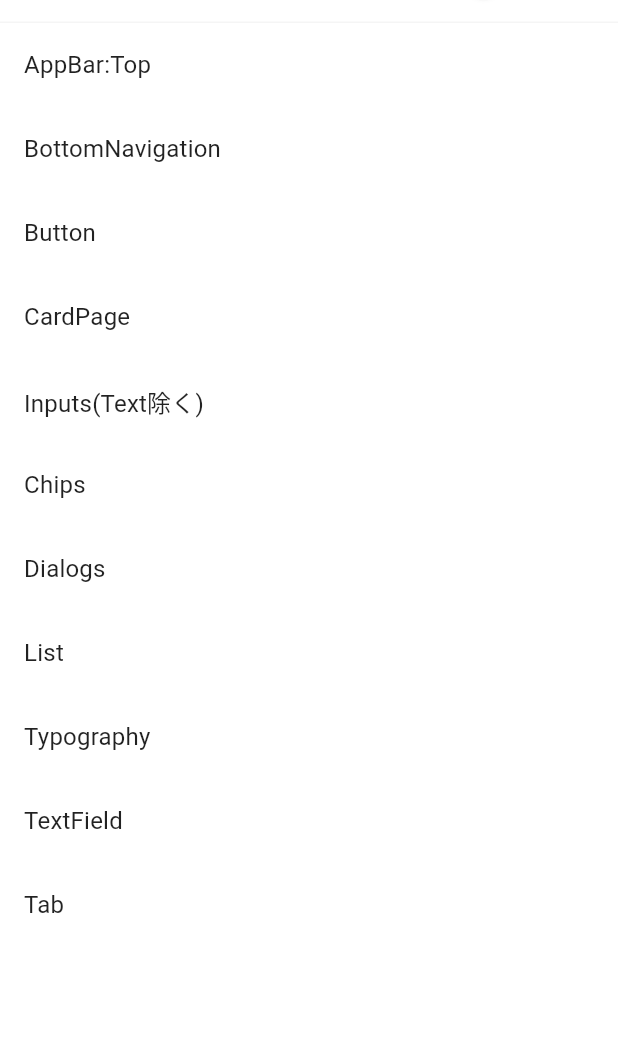
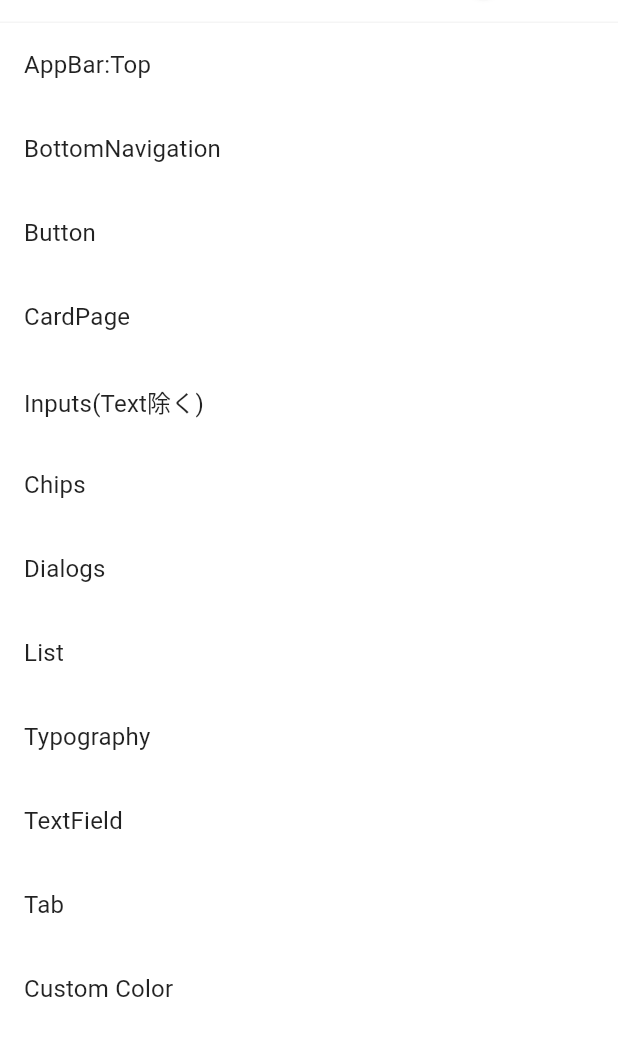
Before and after one commit to organic-nailer/flutter_fast_ui_white, a Flutter app: the screen it shows after launch, on a phone screen of 412 x 824 dp, the part 61-1117 px from its top. Run offline on Flutter 3.47's test engine with Material 2 defaults, Android fonts, the light colour scheme and no system bars.

Commit message:
add custom color

```diff
--- a/example/lib/main.dart
+++ b/example/lib/main.dart
@@ -5,11 +5,13 @@ import 'package:example/pages/bottom_navigation_page.dart';
 import 'package:example/pages/button_page.dart';
 import 'package:example/pages/card_page.dart';
 import 'package:example/pages/chips_page.dart';
+import 'package:example/pages/custom_color_page.dart';
 import 'package:example/pages/inputs_except_text_page.dart';
 import 'package:example/pages/list_page.dart';
 import 'package:example/pages/tab_page.dart';
 import 'package:example/pages/text_field_page.dart';
 import 'package:example/pages/typography_page.dart';
+import 'package:example/theme/my_custom_colors.dart';
 import 'package:flutter/foundation.dart';
 import 'package:flutter/material.dart';
 import 'package:flutter_fast_ui_white/flutter_fast_ui_white.dart';
@@ -25,9 +27,11 @@ class MyApp extends StatelessWidget {
 
   @override
   Widget build(BuildContext context) {
+    final accent = Colors.green;
     return FastThemeScope(
-        accentColor: Colors.green,
+        accentColor: accent,
         themeMode: ThemeMode.system,
+        customColors: MyCustomColors(accent),
         builder: (context, lightTheme, darkTheme, mode) {
           return MaterialApp(
             title: 'Fast White Theme',
@@ -79,7 +83,8 @@ class SampleListPage extends StatelessWidget {
     SampleData("List", (_) => const ListPage()),
     SampleData("Typography", (_) => const TypographyPage()),
     SampleData("TextField", (_) => const TextFieldPage()),
-    SampleData("Tab", (_) => const TabPage())
+    SampleData("Tab", (_) => const TabPage()),
+    SampleData("Custom Color", (_) => const CustomColorPage())
   ];
 }
 
--- /dev/null
+++ b/example/lib/theme/my_custom_colors.dart
@@ -0,0 +1,16 @@
+import 'package:flutter/material.dart';
+import 'package:flutter_fast_ui_white/flutter_fast_ui_white.dart';
+
+class MyCustomColors extends CustomColors<MyColors> {
+  // ignore: unused_field
+  final MaterialColor _accent;
+  MyCustomColors(this._accent)
+      : super({
+          MyColors.paleBackground: SwitchableColor(
+              light: _accent.shade200, dark: _accent.shade800.withAlpha(50)),
+          MyColors.paleNonColoredBackground:
+              SwitchableColor(light: Color(0xFFEBEBEB), dark: Color(0xFF1F1F1F))
+        });
+}
+
+enum MyColors { paleNonColoredBackground, paleBackground }
--- a/lib/flutter_fast_ui_white.dart
+++ b/lib/flutter_fast_ui_white.dart
@@ -2,5 +2,6 @@ library flutter_fast_ui_white;
 
 export 'src/fast_theme_scope.dart';
 export 'src/fast_theme.dart';
+export 'src/custom_colors.dart';
 export 'src/widgets/fast_app_bar.dart';
 export 'src/widgets/fast_text_field.dart';
--- /dev/null
+++ b/lib/src/custom_colors.dart
@@ -0,0 +1,32 @@
+import 'package:flutter/material.dart';
+
+abstract class CustomColors<T extends Enum> {
+  final Map<T, SwitchableColor> _colors;
+  const CustomColors(this._colors);
+
+  Color getColor(T target, SwitchableTheme theme) {
+    final color = _colors[target];
+    assert(color != null);
+    switch (theme) {
+      case SwitchableTheme.light:
+        return color!.light;
+      case SwitchableTheme.dark:
+        return color!.dark;
+    }
+  }
+}
+
+// ignore: unused_field
+enum EmptyColorTargets { _ }
+
+class EmptyCustomColors extends CustomColors<EmptyColorTargets> {
+  const EmptyCustomColors() : super(const {});
+}
+
+enum SwitchableTheme { light, dark }
+
+class SwitchableColor {
+  final Color light;
+  final Color dark;
+  const SwitchableColor({required this.light, required this.dark});
+}
--- a/lib/src/fast_theme.dart
+++ b/lib/src/fast_theme.dart
@@ -1,5 +1,6 @@
 import 'package:flutter/foundation.dart';
 import 'package:flutter/material.dart';
+import 'package:flutter_fast_ui_white/src/custom_colors.dart';
 
 typedef MaterialBuilder = Widget Function(
     BuildContext context, ThemeData theme, ThemeData darkTheme, ThemeMode mode);
@@ -10,6 +11,7 @@ class FastThemeData {
   final ThemeData theme;
   final ThemeData darkTheme;
   final ThemeMode themeMode;
+  final CustomColors _customColors;
   late final Color nonColoredAccent;
   final Function(MaterialColor color) changeAccent;
   final Function(Brightness brightness) changeTheme;
@@ -19,6 +21,7 @@ class FastThemeData {
       this.theme,
       this.darkTheme,
       this.themeMode,
+      this._customColors,
       this.nonColoredAccent,
       this.changeAccent,
       this.changeTheme);
@@ -31,18 +34,24 @@ class FastThemeData {
         theme = fastTheme.theme,
         darkTheme = fastTheme.darkTheme,
         themeMode = fastTheme.themeMode,
+        _customColors = fastTheme.customColors,
         changeAccent = fastTheme.changeAccent,
         changeTheme = fastTheme.changeTheme {
     nonColoredAccent = isDark ? Colors.white : Colors.black;
   }
+
+  Color getCustomColor<T extends Enum>(T target) => _customColors.getColor(
+      target, isDark ? SwitchableTheme.dark : SwitchableTheme.light);
 }
 
-class FastTheme extends InheritedWidget {
+class FastTheme<T extends Enum> extends InheritedWidget {
+  @override
   final Widget child;
   final MaterialColor accentColor;
   final ThemeData theme;
   final ThemeData darkTheme;
   final ThemeMode themeMode;
+  final CustomColors<T> customColors;
   final Function(MaterialColor color) changeAccent;
   final Function(Brightness brightness) changeTheme;
   const FastTheme(
@@ -52,6 +61,7 @@ class FastTheme extends InheritedWidget {
       required this.theme,
       required this.darkTheme,
       required this.themeMode,
+      required this.customColors,
       required this.changeAccent,
       required this.changeTheme})
       : super(key: key, child: child);
--- a/lib/src/fast_theme_scope.dart
+++ b/lib/src/fast_theme_scope.dart
@@ -1,15 +1,18 @@
 import 'package:flutter/foundation.dart';
 import 'package:flutter/material.dart';
+import 'package:flutter_fast_ui_white/src/custom_colors.dart';
 import 'package:flutter_fast_ui_white/src/fast_theme.dart';
 
 class FastThemeScope extends StatefulWidget {
   final MaterialColor accentColor;
   final ThemeMode themeMode;
+  final CustomColors? customColors;
   final MaterialBuilder builder;
   const FastThemeScope(
       {Key? key,
       required this.accentColor,
       required this.themeMode,
+      this.customColors,
       required this.builder})
       : super(key: key);
 
@@ -37,6 +40,7 @@ class _FastThemeScopeState extends State<FastThemeScope> {
       theme: lightTheme,
       darkTheme: darkTheme,
       themeMode: mode,
+      customColors: widget.customColors ?? const EmptyCustomColors(),
       accentColor: accentColor,
       changeAccent: changeAccent,
       changeTheme: changeTheme,
--- a/pubspec.yaml
+++ b/pubspec.yaml
@@ -1,7 +1,7 @@
 name: flutter_fast_ui_white
 description: Easy Material White Theme
 
-version: 0.2.0
+version: 0.3.0
 
 environment:
   sdk: ">=2.12.0 <3.0.0"
```
Also changed, not shown: example/lib/pages/custom_color_page.dart (added, +41 -0 lines), example/pubspec.lock, 2 other files.
